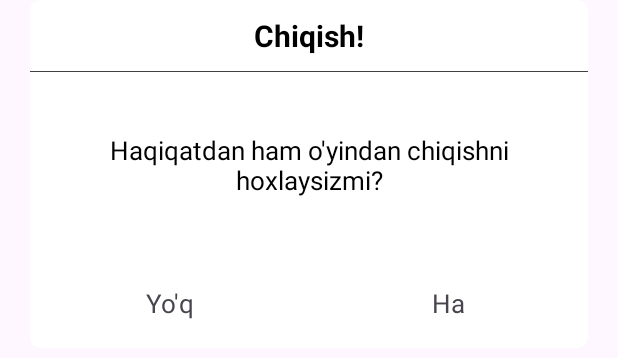
After one commit to BahaDew/Puzzle15, an Android app: the layout dialog_exit.xml on its own in the app's theme, with its tools: preview values and no code run, on a phone screen of 412 x 824 dp. The commit adds this screen. Shown: the top 358 px of the screen. Run offline under Robolectric (Android 15) with nearby library versions, the phone set to English and light mode, and no system bars.

Commit message:
Project Frame Create

```diff
--- a/app/src/main/java/uz/bahadew/puzzle15/presentation/dialog/ExitDialog.kt
+++ /dev/null
@@ -1,4 +0,0 @@
-package uz.bahadew.puzzle15.presentation.dialog
-
-class ExitDialog {
-}
--- /dev/null
+++ b/app/src/main/res/layout/dialog_exit.xml
@@ -0,0 +1,89 @@
+<?xml version="1.0" encoding="utf-8"?>
+<FrameLayout xmlns:android="http://schemas.android.com/apk/res/android"
+    xmlns:app="http://schemas.android.com/apk/res-auto"
+    xmlns:tools="http://schemas.android.com/tools"
+    android:layout_width="match_parent"
+    android:layout_height="wrap_content"
+    tools:context="uz.bahadew.puzzle15.presentation.dialog.ExitDialog">
+
+    <androidx.cardview.widget.CardView
+        android:layout_width="match_parent"
+        android:layout_height="wrap_content"
+        android:layout_marginHorizontal="20dp"
+        app:cardBackgroundColor="#FFF"
+        app:cardCornerRadius="7dp"
+        app:cardElevation="0dp">
+
+        <LinearLayout
+            android:layout_width="match_parent"
+            android:layout_height="wrap_content"
+            android:layout_gravity="center"
+            android:gravity="center"
+            android:orientation="vertical">
+
+            <TextView
+                android:layout_width="wrap_content"
+                android:layout_height="wrap_content"
+                android:layout_marginTop="10dp"
+                android:text="@string/chiqish"
+                android:textColor="#000"
+                android:textSize="20dp"
+                android:textStyle="bold" />
+
+            <View
+                android:layout_width="match_parent"
+                android:layout_height="1px"
+                android:layout_marginTop="10dp"
+                android:background="#BF000000" />
+
+            <TextView
+                android:layout_width="wrap_content"
+                android:layout_height="wrap_content"
+                android:layout_marginHorizontal="15dp"
+                android:layout_marginVertical="40dp"
+                android:gravity="center"
+                android:text="Haqiqatdan ham o'yindan chiqishni hoxlaysizmi?"
+                android:textColor="#000"
+                android:textSize="17dp" />
+
+            <LinearLayout
+                android:layout_width="match_parent"
+                android:layout_height="wrap_content"
+                android:orientation="horizontal">
+
+                <FrameLayout
+                    android:layout_width="0dp"
+                    android:layout_height="wrap_content"
+                    android:layout_marginVertical="10dp"
+                    android:layout_weight="1">
+
+                    <TextView
+                        android:id="@+id/btn_no"
+                        android:layout_width="100dp"
+                        android:layout_height="40dp"
+                        android:layout_gravity="center"
+                        android:gravity="center"
+                        android:text="@string/yo_q"
+                        android:textSize="17dp" />
+                </FrameLayout>
+
+                <FrameLayout
+                    android:layout_width="0dp"
+                    android:layout_height="wrap_content"
+                    android:layout_marginVertical="10dp"
+                    android:layout_weight="1">
+
+                    <TextView
+                        android:id="@+id/btn_yes"
+                        android:layout_width="100dp"
+                        android:layout_height="40dp"
+                        android:layout_gravity="center"
+                        android:gravity="center"
+                        android:text="@string/ha"
+                        android:textSize="17dp" />
+                </FrameLayout>
+
+            </LinearLayout>
+        </LinearLayout>
+    </androidx.cardview.widget.CardView>
+</FrameLayout>
--- a/app/src/main/res/values/strings.xml
+++ b/app/src/main/res/values/strings.xml
@@ -4,4 +4,7 @@
     <string name="info">Info</string>
     <string name="rating">Rating</string>
     <string name="continue2">Continue</string>
+    <string name="chiqish">Chiqish!</string>
+    <string name="yo_q">Yo\'q</string>
+    <string name="ha">Ha</string>
 </resources>
```
Also changed, not shown: app/src/main/java/uz/bahadew/puzzle15/presentation/dialog/ExitDialog.java (added, +59 -0 lines), app/src/main/java/uz/bahadew/puzzle15/presentation/dialog/WinDialog.java (+30 -1 lines), app/src/main/res/layout/dialog_win.xml (added, +64 -0 lines).
